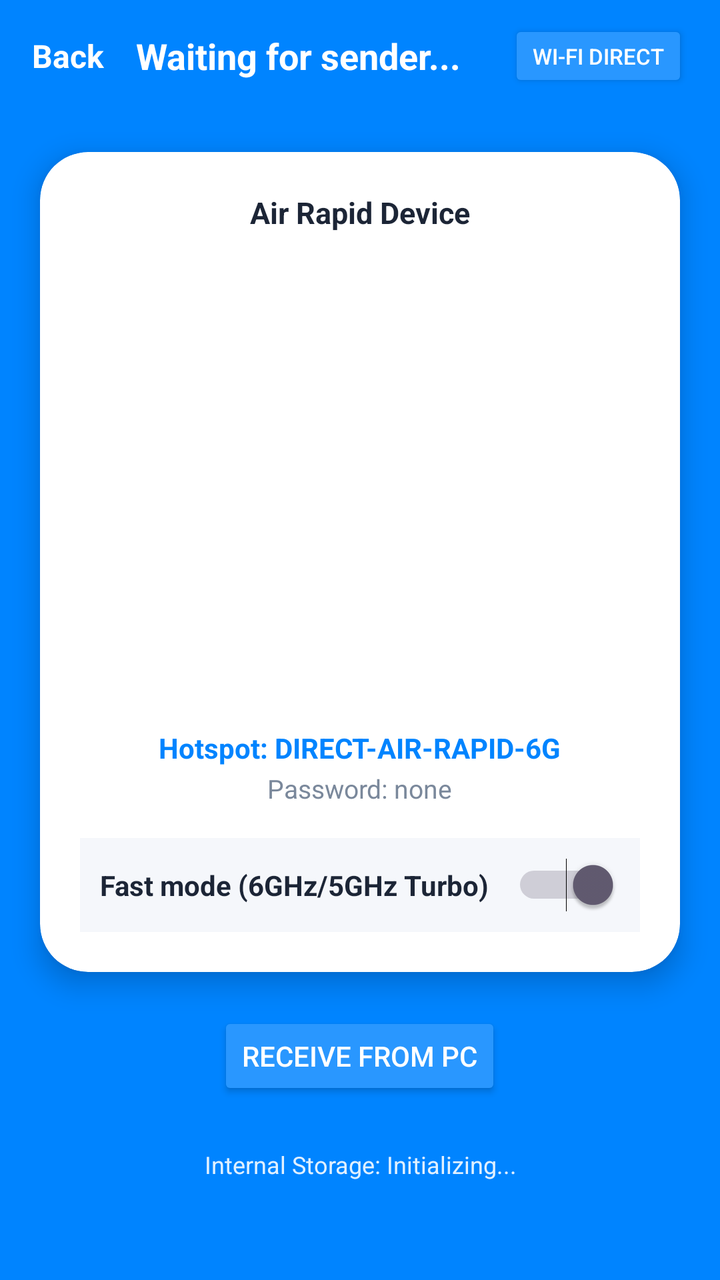
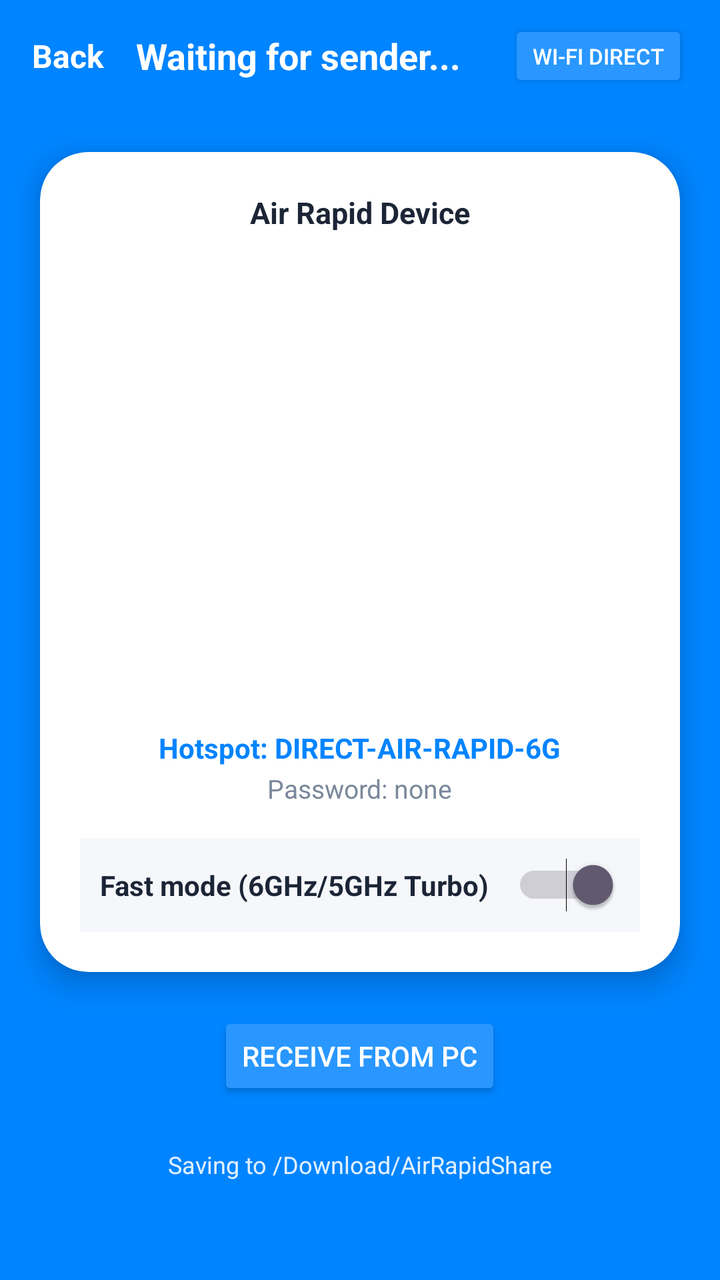

Screens rendered from an Android XML layout before and after an edit, with the pre-edit source and the edit as a unified diff.
<!-- AndroidManifest.xml: application theme Theme.AirRapidShare -->
<!-- res/layout/activity_receive.xml -->
<?xml version="1.0" encoding="utf-8"?>
<LinearLayout xmlns:android="http://schemas.android.com/apk/res/android"
    xmlns:app="http://schemas.android.com/apk/res-auto"
    android:layout_width="match_parent"
    android:layout_height="match_parent"
    android:background="#0084FF"
    android:orientation="vertical">

    <LinearLayout
        android:layout_width="match_parent"
        android:layout_height="56dp"
        android:gravity="center_vertical"
        android:paddingStart="16dp"
        android:paddingEnd="16dp">

        <TextView
            android:id="@+id/btnBackReceive"
            android:layout_width="wrap_content"
            android:layout_height="wrap_content"
            android:text="Back"
            android:textColor="#FFFFFF"
            android:textSize="16sp"
            android:textStyle="bold" />

        <TextView
            android:layout_width="0dp"
            android:layout_height="wrap_content"
            android:layout_marginStart="16dp"
            android:layout_weight="1"
            android:text="Waiting for sender..."
            android:textColor="#FFFFFF"
            android:textSize="18sp"
            android:textStyle="bold" />

        <Button
            android:id="@+id/btnWifiDirectSwitch"
            android:layout_width="wrap_content"
            android:layout_height="36dp"
            android:backgroundTint="#2997FF"
            android:text="Wi-Fi Direct"
            android:textColor="#FFFFFF"
            android:textSize="11sp" />
    </LinearLayout>

    
    <androidx.cardview.widget.CardView
        android:layout_width="match_parent"
        android:layout_height="wrap_content"
        android:layout_margin="20dp"
        app:cardCornerRadius="24dp"
        app:cardElevation="8dp">

        <LinearLayout
            android:layout_width="match_parent"
            android:layout_height="wrap_content"
            android:gravity="center_horizontal"
            android:orientation="vertical"
            android:padding="20dp">

            <TextView
                android:id="@+id/tvDeviceHeader"
                android:layout_width="wrap_content"
                android:layout_height="wrap_content"
                android:text="Air Rapid Device"
                android:textColor="#1C2536"
                android:textSize="15sp"
                android:textStyle="bold" />

            <ImageView
                android:id="@+id/ivQRCode"
                android:layout_width="220dp"
                android:layout_height="220dp"
                android:layout_marginTop="16dp" />

            <TextView
                android:id="@+id/tvHotspotSSID"
                android:layout_width="wrap_content"
                android:layout_height="wrap_content"
                android:layout_marginTop="12dp"
                android:text="Hotspot: DIRECT-AIR-RAPID-6G"
                android:textColor="#0084FF"
                android:textSize="14sp"
                android:textStyle="bold" />

            <TextView
                android:id="@+id/tvHotspotPassword"
                android:layout_width="wrap_content"
                android:layout_height="wrap_content"
                android:layout_marginTop="2dp"
                android:text="Password: none"
                android:textColor="#7A889B"
                android:textSize="13sp" />

            <LinearLayout
                android:layout_width="match_parent"
                android:layout_height="wrap_content"
                android:layout_marginTop="16dp"
                android:background="#F5F7FB"
                android:gravity="center_vertical"
                android:padding="10dp">

                <TextView
                    android:layout_width="0dp"
                    android:layout_height="wrap_content"
                    android:layout_weight="1"
                    android:text="Fast mode (6GHz/5GHz Turbo)"
                    android:textColor="#1C2536"
                    android:textStyle="bold" />

                <Switch
                    android:id="@+id/switchFastMode"
                    android:layout_width="wrap_content"
                    android:layout_height="wrap_content"
                    android:checked="true" />
            </LinearLayout>
        </LinearLayout>
    </androidx.cardview.widget.CardView>

    <Button
        android:id="@+id/btnReceiveFromPC"
        android:layout_width="wrap_content"
        android:layout_height="44dp"
        android:layout_gravity="center_horizontal"
        android:backgroundTint="#2997FF"
        android:text="Receive from PC"
        android:textColor="#FFFFFF" />

    <TextView
        android:id="@+id/tvStorageInfo"
        android:layout_width="match_parent"
        android:layout_height="wrap_content"
        android:layout_marginTop="24dp"
        android:layout_marginBottom="16dp"
        android:gravity="center"
        android:text="Internal Storage: Initializing..."
        android:textColor="#E0FFFFFF"
        android:textSize="12sp" />
</LinearLayout>
<!-- resources referenced by this layout -->
<resources>
  <style name="Theme.AirRapidShare" parent="Theme.Material3.DayNight.NoActionBar">
          <item name="android:statusBarColor">#0084FF</item>
          <item name="android:windowLightStatusBar">false</item>
      </style>
</resources>

<!-- the commit's change to res/layout/activity_receive.xml (unified diff, before → after) -->
@@ -42,7 +42,6 @@
             android:textSize="11sp" />
     </LinearLayout>
 
-    
     <androidx.cardview.widget.CardView
         android:layout_width="match_parent"
         android:layout_height="wrap_content"
@@ -132,7 +131,7 @@
         android:layout_marginTop="24dp"
         android:layout_marginBottom="16dp"
         android:gravity="center"
-        android:text="Internal Storage: Initializing..."
+        android:text="Saving to /Download/AirRapidShare"
         android:textColor="#E0FFFFFF"
         android:textSize="12sp" />
 </LinearLayout>
